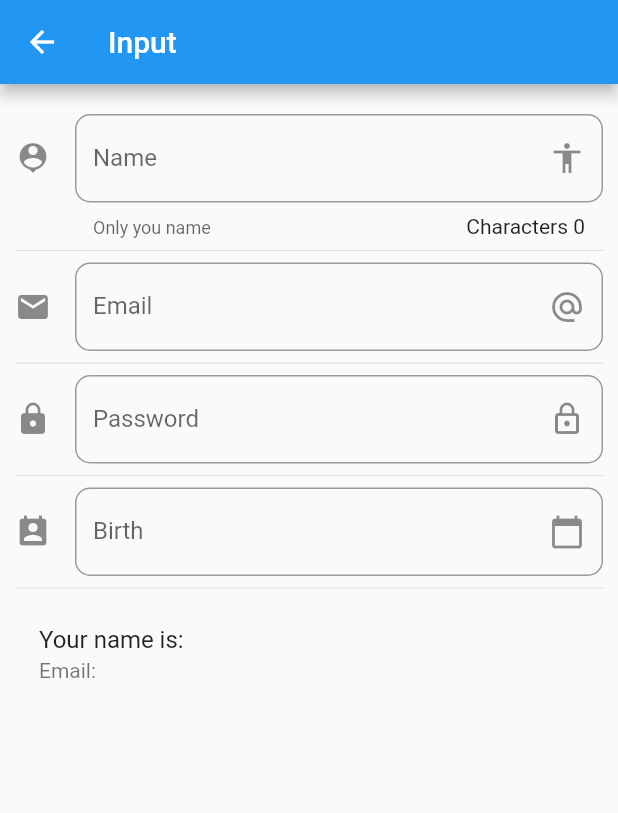
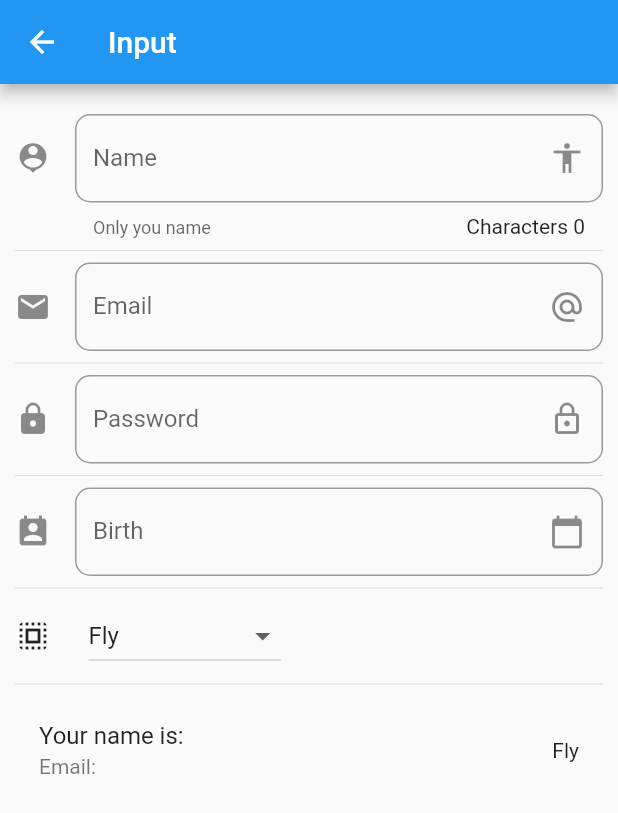
Before and after one commit to dtoledoz0207/flutter-components, a Flutter app: the InputPage screen opened by its route, on a phone screen of 412 x 824 dp. Shown: the top 813 px of the screen. Run offline on Flutter 3.47's test engine with Material 2 defaults, Android fonts, the phone set to English and light mode, and no system bars.

Commit message:
add-Dropdown-DropdownMenuItem-in-inputPage

```diff
--- a/lib/pages/input_page.dart
+++ b/lib/pages/input_page.dart
@@ -10,6 +10,9 @@ class _InputPageState extends State<InputPage> {
   String _name = '';
   String _email = '';
   String _date = '';
+
+  String _selectedOption = 'Fly';
+  List<String> _powers = ['Fly', 'X-rays', 'Super strength', 'Super breath'];
 
   TextEditingController _inputFieldDateController = new TextEditingController();
 
@@ -29,6 +32,8 @@ class _InputPageState extends State<InputPage> {
           _createPassword(),
           Divider(),
           _createDate(context),
+          Divider(),
+          _createDropdown(),
           Divider(),
           _createPerson(),
         ],
@@ -129,10 +134,43 @@ class _InputPageState extends State<InputPage> {
   }
 
 
+  List<DropdownMenuItem<String>> getDropdownOptions() {
+    List<DropdownMenuItem<String>> list = new List();
+
+    this._powers.forEach((power) {
+      list.add(DropdownMenuItem(
+        child: Text(power),
+        value: power,
+      ));
+    });
+
+    return list;
+  }
+
+  Widget _createDropdown() {
+    return Row(
+      children: <Widget>[
+        Icon(Icons.select_all),
+        SizedBox(width: 25.0,),
+        DropdownButton(
+          value: _selectedOption,
+          items: getDropdownOptions(),
+          onChanged: (option) {
+            setState(() {
+              this._selectedOption = option;
+            });
+          }
+        )
+      ],
+    );
+  }
+
+
   Widget _createPerson() {
     return ListTile(
       title: Text('Your name is: ${this._name}'),
       subtitle: Text('Email: $_email'),
+      trailing: Text(_selectedOption),
     );
   }
 }
```
